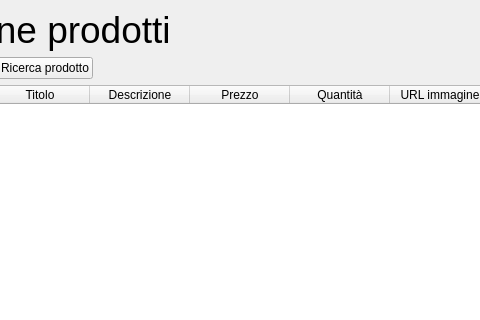
First picture: the form in ui/gestione_prodotti.ui, repository faffolao/Codice_Gestionale_Tipografia, before the edit; both pictures show x 120 to 600 and y 0 to 320 of the 800 by 600 pixel window.
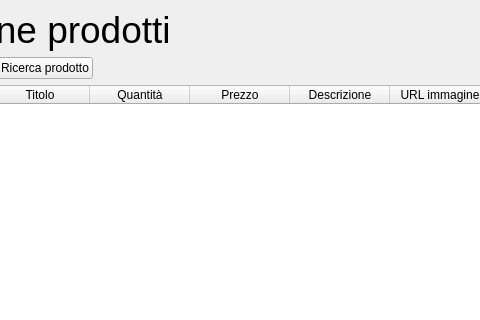
Second picture: the form after the edit.

Commit message: aggiustato l'ordine delle colonne in gestione_prodotti.ui, inoltre adesso il catalogo mostra immediatamente i prodotti appena aggiunti

```diff
--- a/ui/gestione_prodotti.ui
+++ b/ui/gestione_prodotti.ui
@@ -70,21 +70,21 @@
         <string>Titolo</string>
        </property>
       </column>
-      <column>
-       <property name="text">
-        <string>Descrizione</string>
-       </property>
-      </column>
-      <column>
-       <property name="text">
-        <string>Prezzo</string>
-       </property>
-      </column>
       <column>
        <property name="text">
         <string>Quantità</string>
        </property>
       </column>
+      <column>
+       <property name="text">
+        <string>Prezzo</string>
+       </property>
+      </column>
+      <column>
+       <property name="text">
+        <string>Descrizione</string>
+       </property>
+      </column>
       <column>
        <property name="text">
         <string>URL immagine</string>
```
The commit also changes 2 other files.
